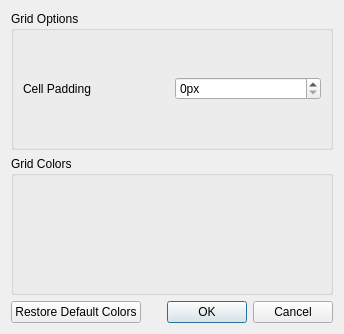
This is ui/optionsmenu.ui in BlessedHeretic/dwarf-therapist-1 as Qt 5 draws it before an edit. The edited form follows.
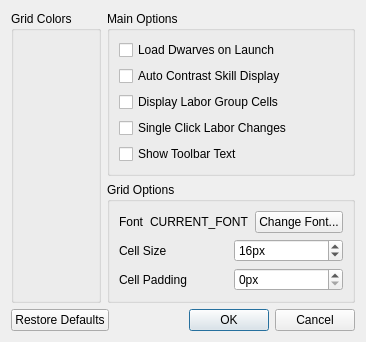
This is the edited form. Icons and pictures are not drawn.

Commit message:
Fixes issue 4. Tabbed interface; customizable grouping/displays Fixes issue 47. Cannot cancel accidental Reset to Default color selection Fixes issue 49. Hauling Jobs assigned by Custom profession broken Fixes issue 52. Make profession aggregates optional; show/hide button
extra : convert_revision : svn%3A82f7e2ee-17d4-4d33-8270-8034ddbaea07/trunk%40103

```diff
--- a/ui/optionsmenu.ui
+++ b/ui/optionsmenu.ui
@@ -6,8 +6,8 @@
    <rect>
     <x>0</x>
     <y>0</y>
-    <width>344</width>
-    <height>334</height>
+    <width>321</width>
+    <height>328</height>
    </rect>
   </property>
   <property name="windowTitle">
@@ -17,17 +17,199 @@
    <iconset resource="../images.qrc">
     <normaloff>:/img/color_wheel.png</normaloff>:/img/color_wheel.png</iconset>
   </property>
-  <layout class="QVBoxLayout" name="verticalLayout_2">
+  <layout class="QVBoxLayout" name="verticalLayout_4">
+   <item>
+    <layout class="QHBoxLayout" name="horizontalLayout_6">
+     <item>
+      <widget class="QGroupBox" name="group_general_colors">
+       <property name="styleSheet">
+        <string notr="true">QtColorPicker {
+text-align: left;
+}</string>
+       </property>
+       <property name="title">
+        <string>Grid Colors</string>
+       </property>
+      </widget>
+     </item>
+     <item>
+      <layout class="QVBoxLayout" name="verticalLayout_3">
+       <item>
+        <widget class="QGroupBox" name="groupBox_2">
+         <property name="title">
+          <string>Main Options</string>
+         </property>
+         <layout class="QVBoxLayout" name="verticalLayout">
+          <item>
+           <widget class="QCheckBox" name="cb_read_dwarves_on_startup">
+            <property name="toolTip">
+             <string>When checked, DwarfTherapist will attemp to connect and load all dwarves from a running copy of Dwarf Fortress.</string>
+            </property>
+            <property name="statusTip">
+             <string>When checked, DwarfTherapist will attemp to connect and load all dwarves from a running copy of Dwarf Fortress.</string>
+            </property>
+            <property name="whatsThis">
+             <string>When checked, DwarfTherapist will attemp to connect and load all dwarves from a running copy of Dwarf Fortress.</string>
+            </property>
+            <property name="text">
+             <string>Load Dwarves on Launch</string>
+            </property>
+           </widget>
+          </item>
+          <item>
+           <widget class="QCheckBox" name="cb_auto_contrast">
+            <property name="toolTip">
+             <string>When checked, skill blocks on grid cells will choose the highest contrast color available. </string>
+            </property>
+            <property name="statusTip">
+             <string>When checked, skill blocks on grid cells will choose the highest contrast color available. </string>
+            </property>
+            <property name="whatsThis">
+             <string>When checked, skill blocks on grid cells will choose the highest contrast color available. </string>
+            </property>
+            <property name="text">
+             <string>Auto Contrast Skill Display</string>
+            </property>
+           </widget>
+          </item>
+          <item>
+           <widget class="QCheckBox" name="cb_show_aggregates">
+            <property name="toolTip">
+             <string>When checked, and sorting by some criteria, labors will show an aggregate cell above a group. This cell can be toggled to enable/disable a labor for an entire group at once.</string>
+            </property>
+            <property name="statusTip">
+             <string>When checked, and sorting by some criteria, labors will show an aggregate cell above a group. This cell can be toggled to enable/disable a labor for an entire group at once.</string>
+            </property>
+            <property name="whatsThis">
+             <string>When checked, and sorting by some criteria, labors will show an aggregate cell above a group. This cell can be toggled to enable/disable a labor for an entire group at once.</string>
+            </property>
+            <property name="text">
+             <string>Display Labor Group Cells</string>
+            </property>
+           </widget>
+          </item>
+          <item>
+           <widget class="QCheckBox" name="cb_single_click_labor_changes">
+            <property name="toolTip">
+             <string>When checked, labors can be toggled with a single left-click of the mouse. Otherwise they must be double-clicked</string>
+            </property>
+            <property name="statusTip">
+             <string>When checked, labors can be toggled with a single left-click of the mouse. Otherwise they must be double-clicked</string>
+            </property>
+            <property name="whatsThis">
+             <string>When checked, labors can be toggled with a single left-click of the mouse. Otherwise they must be double-clicked</string>
+            </property>
+            <property name="text">
+             <string>Single Click Labor Changes</string>
+            </property>
+           </widget>
+          </item>
+          <item>
+           <widget class="QCheckBox" name="cb_show_toolbar_text">
+            <property name="toolTip">
+             <string>When checked, show a text description for each icon on the toolbar</string>
+            </property>
+            <property name="statusTip">
+             <string>When checked, show a text description for each icon on the toolbar</string>
+            </property>
+            <property name="whatsThis">
+             <string>When checked, show a text description for each icon on the toolbar</string>
+            </property>
+            <property name="text">
+             <string>Show Toolbar Text</string>
+            </property>
+           </widget>
+          </item>
+         </layout>
+        </widget>
+       </item>
    <item>
     <widget class="QGroupBox" name="groupBox">
      <property name="title">
       <string>Grid Options</string>
      </property>
-     <layout class="QVBoxLayout" name="verticalLayout">
+         <layout class="QVBoxLayout" name="verticalLayout_2">
+          <item>
+           <layout class="QHBoxLayout" name="horizontalLayout_4">
+            <item>
+             <widget class="QLabel" name="label_3">
+              <property name="font">
+               <font>
+                <weight>50</weight>
+                <bold>false</bold>
+               </font>
+              </property>
+              <property name="text">
+               <string>Font</string>
+              </property>
+             </widget>
+            </item>
+            <item>
+             <layout class="QHBoxLayout" name="horizontalLayout_3">
+              <item>
+               <widget class="QLabel" name="lbl_current_font">
+                <property name="text">
+                 <string>CURRENT_FONT</string>
+                </property>
+               </widget>
+              </item>
+              <item>
+               <widget class="QPushButton" name="btn_change_font">
+                <property name="text">
+                 <string>Change Font...</string>
+                </property>
+               </widget>
+              </item>
+             </layout>
+            </item>
+           </layout>
+          </item>
+          <item>
+           <layout class="QHBoxLayout" name="horizontalLayout_2">
+            <item>
+             <widget class="QLabel" name="label_2">
+              <property name="font">
+               <font>
+                <weight>50</weight>
+                <bold>false</bold>
+               </font>
+              </property>
+              <property name="text">
+               <string>Cell Size</string>
+              </property>
+              <property name="buddy">
+               <cstring>sb_cell_size</cstring>
+              </property>
+             </widget>
+            </item>
+            <item>
+             <widget class="QSpinBox" name="sb_cell_size">
+              <property name="suffix">
+               <string>px</string>
+              </property>
+              <property name="minimum">
+               <number>4</number>
+              </property>
+              <property name="maximum">
+               <number>64</number>
+              </property>
+              <property name="value">
+               <number>16</number>
+              </property>
+             </widget>
+            </item>
+           </layout>
+          </item>
       <item>
        <layout class="QHBoxLayout" name="horizontalLayout">
         <item>
          <widget class="QLabel" name="label">
+              <property name="font">
+               <font>
+                <weight>50</weight>
+                <bold>false</bold>
+               </font>
+              </property>
           <property name="text">
            <string>Cell Padding</string>
           </property>
@@ -51,24 +233,16 @@
      </layout>
     </widget>
    </item>
-   <item>
-    <widget class="QGroupBox" name="group_general_colors">
-     <property name="styleSheet">
-      <string notr="true">QtColorPicker {
-text-align: left;
-}</string>
-     </property>
-     <property name="title">
-      <string>Grid Colors</string>
-     </property>
-    </widget>
+      </layout>
+     </item>
+    </layout>
    </item>
    <item>
     <layout class="QHBoxLayout" name="horizontalLayout_5">
      <item>
       <widget class="QPushButton" name="btn_restore_defaults">
        <property name="text">
-        <string>Restore Default Colors</string>
+        <string>Restore Defaults</string>
        </property>
       </widget>
      </item>
```
Left out of the diff: 8 changed lines with no effect on the pictures. Lines whose indentation alone changed are shown as unchanged. The commit also changes 46 other files.
